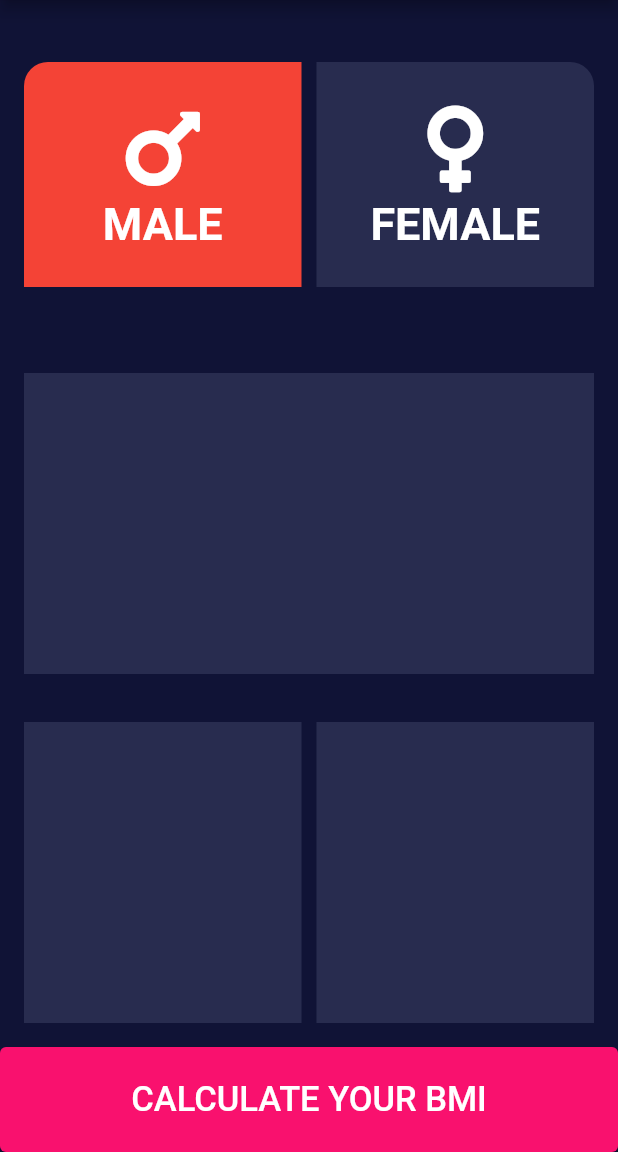
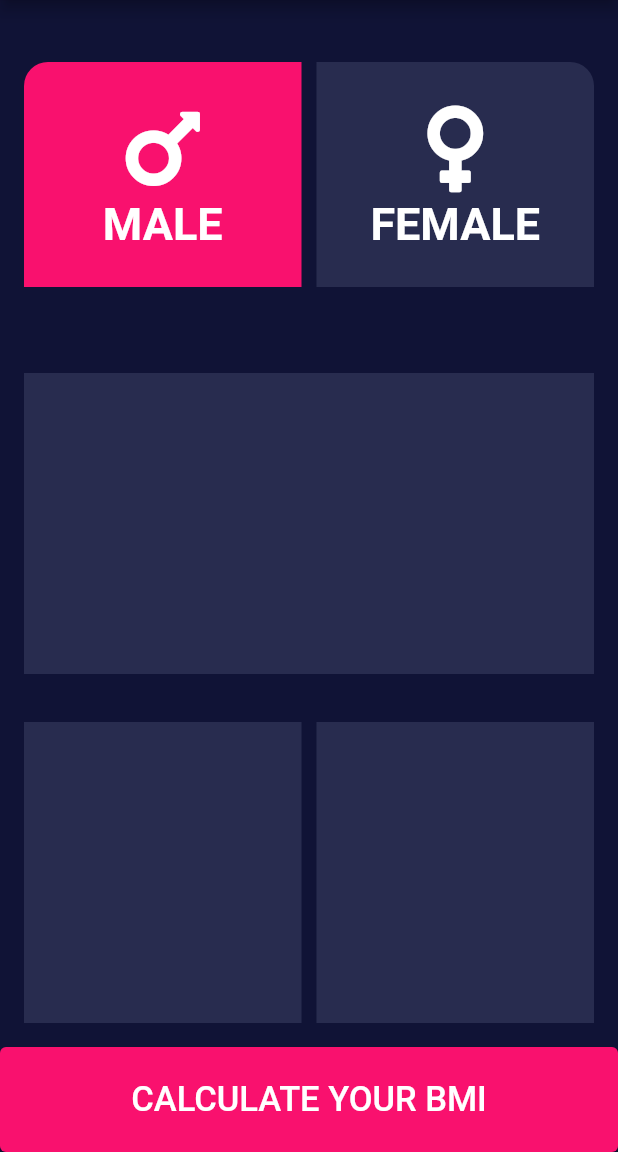
Before and after one commit to LimonDP/bmi_calculator, a Flutter app: the screen it shows after launch, after a tap on "MALE", on a phone screen of 412 x 824 dp, the part 84-1236 px from its top. Run offline on Flutter 3.47's test engine with Material 2 defaults, Android fonts, the phone set to English and light mode, and no system bars; our stand-ins replace font_awesome_flutter.

Commit message:
ontap add

```diff
--- a/lib/widgets/bmi_calculator.dart
+++ b/lib/widgets/bmi_calculator.dart
@@ -8,18 +8,33 @@ class BmiCalculator extends StatefulWidget {
   _BmiCalculatorState createState() => _BmiCalculatorState();
 }
 
+enum GenderEnum {
+  FEMALE,
+  MALE,
+}
+
 class _BmiCalculatorState extends State<BmiCalculator> {
   double _currentSliderValue = 100.0;
-  static const Color activeColor = Colors.red;
-  static const Color inactiveColor = Colors.green;
+  static const Color activeColor = Color(0xFFF9116E);
+  static const Color inactiveColor = Color(0xFF282C4F);
   static var contColor = inactiveColor;
+  static var contColor1 = inactiveColor;
 
-  malebutton(int data) {
-    if (data == 1) {
+  malebutton(GenderEnum data) {
+    if (data == GenderEnum.FEMALE) {
+      contColor1 = inactiveColor;
       if (contColor == inactiveColor) {
         contColor = activeColor;
       } else {
         contColor = inactiveColor;
+      }
+    }
+    if (data == GenderEnum.MALE) {
+      contColor = inactiveColor;
+      if (contColor1 == inactiveColor) {
+        contColor1 = activeColor;
+      } else {
+        contColor1 = inactiveColor;
       }
     }
   }
@@ -38,7 +53,7 @@ class _BmiCalculatorState extends State<BmiCalculator> {
                   child: GestureDetector(
                     onTap: () {
                       setState(() {
-                        malebutton(1);
+                        malebutton(GenderEnum.FEMALE);
                       });
                     },
                     child: ExpandedContainer(
@@ -57,15 +72,24 @@ class _BmiCalculatorState extends State<BmiCalculator> {
                   width: 10,
                 ),
                 Expanded(
+                  child: GestureDetector(
+                    onTap: () {
+                      setState(() {
+                        malebutton(GenderEnum.MALE);
+                      });
+                    },
                     child: ExpandedContainer(
-                  containerData: ExpandedCard(
-                    cardText: 'FEMALE',
-                    icon: FontAwesomeIcons.venus,
+                      containerData: ExpandedCard(
+                        cardText: 'FEMALE',
+                        icon: FontAwesomeIcons.venus,
+                      ),
+                      containerheight: 150,
+                      containerColor: contColor1,
+                      borderRad:
+                          BorderRadius.only(topRight: Radius.circular(16.0)),
+                    ),
                   ),
-                  containerheight: 150,
-                  containerColor: Theme.of(context).backgroundColor,
-                  borderRad: BorderRadius.only(topRight: Radius.circular(16.0)),
-                )),
+                ),
               ],
             ),
           ),
```
